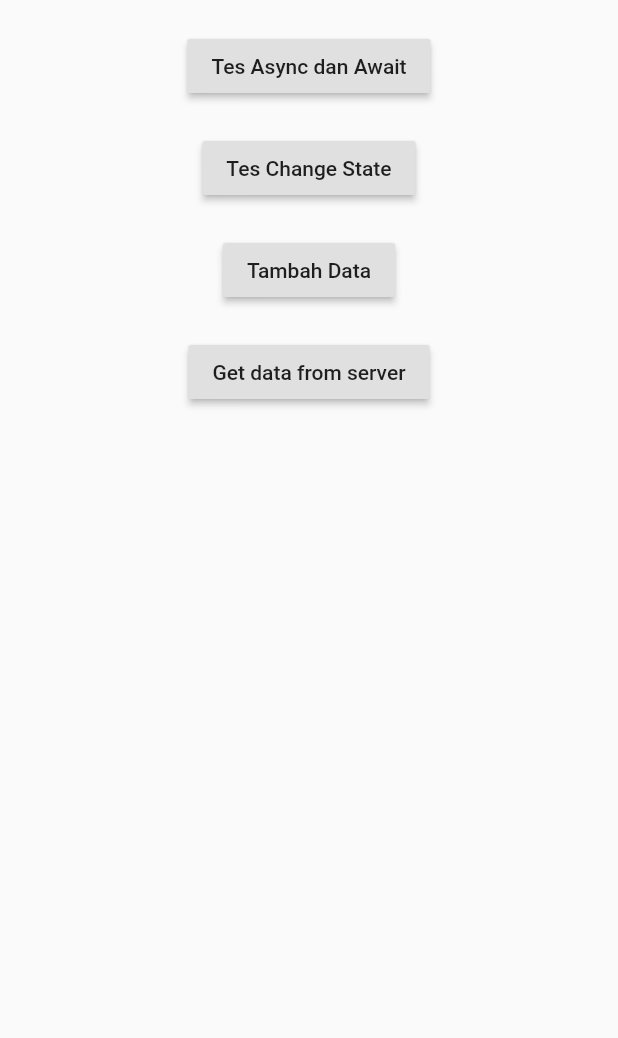
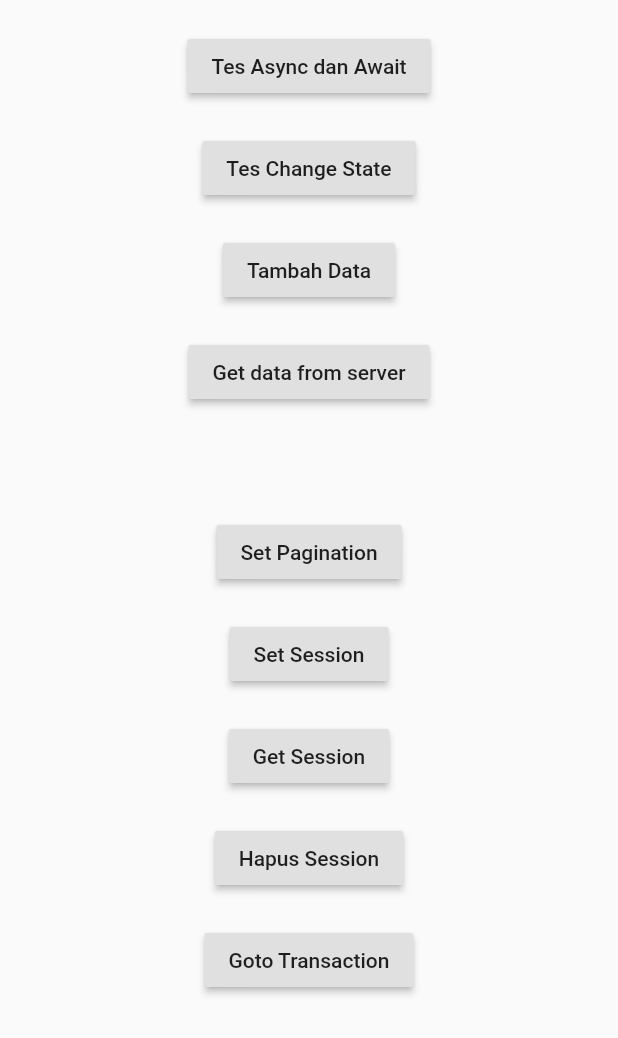
Before and after one commit to dodik474762/design_pattern_flutter, a Flutter app: the screen it shows after launch, on a phone screen of 412 x 824 dp, the part 198-1236 px from its top. Run offline on Flutter 3.47's test engine with Material 2 defaults, Android fonts, the phone set to English and light mode, and no system bars; our stand-ins replace shared_preferences.

Commit message:
new_update

```diff
--- a/template/lib/config/url.dart
+++ b/template/lib/config/url.dart
@@ -1,3 +1,5 @@
+//untuk setting url api
+
 class Url{
-  static String apps_url = "http://192.168.1.11/eclever";
+  static String appsurl = "http://192.168.1.11/eclever";
 }
--- /dev/null
+++ b/template/lib/helpers/pagination.dart
@@ -0,0 +1,10 @@
+class Pagination{
+  int limit = 5;
+  int total = 100;
+
+  Pagination({this.limit, this.total});
+
+  Future<List<Object>> create(List<Object> data) async{
+//    print(data);
+  }
+}
--- /dev/null
+++ b/template/lib/helpers/session.dart
@@ -0,0 +1,26 @@
+
+//untuk setting session [sharedpreference] shared_preferences: ^0.5.7+3
+import 'package:shared_preferences/shared_preferences.dart';
+
+class Session{
+  //set params all session
+  static String counter = 'counter';
+  static String operate = 'operate';
+  static Future<SharedPreferences> sharepref = SharedPreferences.getInstance();
+
+  //set params all session
+  static Function push = (String param, String value) async{
+    SharedPreferences _prefs =  await sharepref;
+    _prefs.setString(param, value);
+  };
+
+  static Future<String> pull (String param)async{
+    SharedPreferences _pref = await sharepref;
+    return _pref.getString(param);
+  }
+
+  static Function remove = (String param) async{
+    SharedPreferences _prefs =  await sharepref;
+    _prefs.remove(param);
+  };
+}
--- a/template/lib/main.dart
+++ b/template/lib/main.dart
@@ -1,5 +1,6 @@
 import 'package:flutter/material.dart';
 import 'package:template/modules/dashboard/views/dashboard.views.dart';
+import 'package:template/modules/transactions/views/trasactions.view.dart';
 
 void main() => runApp(MyApp());
 
--- a/template/lib/modules/dashboard/controllers/dashboard.controller.dart
+++ b/template/lib/modules/dashboard/controllers/dashboard.controller.dart
@@ -1,4 +1,3 @@
-import 'package:flutter/material.dart';
 import 'package:http/http.dart' as http;
 import 'package:template/modules/dashboard/models/dashboard.models.dart';
 import 'package:template/routes/api.dart';
--- a/template/lib/modules/dashboard/models/dashboard.models.dart
+++ b/template/lib/modules/dashboard/models/dashboard.models.dart
@@ -4,8 +4,8 @@ class DashboardModels{
   static String modules = "dashboard";
   static String content = "Odimo.id";
   static String jumlah = "";
-  static List<String> more_list = [
+  static List<String> morelist = [
     'Pilihan','Keluar', 'Refresh'
   ];
-  static List<User> data_user = [];
+  static List<User> datauser = [];
 }
--- a/template/lib/modules/dashboard/views/dashboard.views.dart
+++ b/template/lib/modules/dashboard/views/dashboard.views.dart
@@ -1,4 +1,7 @@
 import 'package:flutter/material.dart';
+import 'package:shared_preferences/shared_preferences.dart';
+import 'package:template/helpers/pagination.dart';
+import 'package:template/helpers/session.dart';
 import 'package:template/modules/dashboard/controllers/dashboard.controller.dart';
 import 'package:template/modules/dashboard/models/dashboard.models.dart';
 import 'package:template/routes/navigator.dart';
@@ -23,12 +26,12 @@ class _DashboardState extends State<Dashboard> {
             onSelected: (choice){
               if(choice == "Refresh"){
                 setState(() {
-                  DashboardModels.data_user = [];
+                  DashboardModels.datauser = [];
                 });
               }
             },
              itemBuilder: (BuildContext context){
-               return DashboardModels.more_list.map((String choice){
+               return DashboardModels.morelist.map((String choice){
                  return PopupMenuItem(
                    value: choice,
                    child: Text(choice));
@@ -37,7 +40,8 @@ class _DashboardState extends State<Dashboard> {
           )
         ],
       ),
-      body: Container(
+      body: SingleChildScrollView(
+        child: Container(
           child: Center(
             child: Column(
               children: <Widget>[
@@ -83,7 +87,7 @@ class _DashboardState extends State<Dashboard> {
                       var data = await DashboardController().getData();
                       if(data.length > 0){
                         setState(() {
-                    DashboardModels.data_user = data;
+                          DashboardModels.datauser = data;
                         });
                       }
                     }),
@@ -94,12 +98,60 @@ class _DashboardState extends State<Dashboard> {
                   padding: EdgeInsets.all(16),
                   child: ListView.builder(
                       shrinkWrap: true,
-                  itemCount: DashboardModels.data_user.length,
+                      itemCount: DashboardModels.datauser.length,
                       itemBuilder: (BuildContext context, index){
-                    return Text(DashboardModels.data_user[index].username);
+                        return Text(DashboardModels.datauser[index].username);
                       }),
-              )
+                ),
+                SizedBox(
+                  height: 20,
+                ),
+                RaisedButton(
+                    child: Text("Set Pagination"),
+                    onPressed: ()async {
+                      List<String> data = ['dodik', 'rismawan', 'affrudin'];
+                      Pagination(limit: 1, total: data.length).create(data);
+                    }),
+                SizedBox(
+                  height: 20,
+                ),
+                RaisedButton(
+                    child: Text("Set Session"),
+                    onPressed: ()async {
+                      await Session.push("counter", "1999");
+                      await Session.push("operate", "plus");
+                    }),
+                SizedBox(
+                  height: 20,
+                ),
+                RaisedButton(
+                    child: Text("Get Session"),
+                    onPressed: ()async {
+                      String counter = await Session.pull(Session.counter);
+                      if(counter != null){
+                        print("counter sekarang $counter");
+                      }else{
+                        print("counter sekarang kosong ndan");
+                      }
+                    }),
+                SizedBox(
+                  height: 20,
+                ),
+                RaisedButton(
+                    child: Text("Hapus Session"),
+                    onPressed: ()async {
+                      await Session.remove(Session.counter);
+                    }),
+                SizedBox(
+                  height: 20,
+                ),
+                RaisedButton(
+                    child: Text("Goto Transaction"),
+                    onPressed: () {
+                        Navigate.route[modules]['transactions'](context);
+                    }),
               ],
+            ),
           ),
         ),
       ),
--- /dev/null
+++ b/template/lib/modules/transactions/models/transactions.models.dart
@@ -0,0 +1,6 @@
+
+class TransactionsModel {
+  static String modules = "transactions";
+  static List<String> items = ['item 1', 'item 2'];
+  static bool isLoading = false;
+}
--- a/template/lib/routes/api.dart
+++ b/template/lib/routes/api.dart
@@ -1,11 +1,12 @@
 import 'package:template/config/url.dart';
 import 'package:template/modules/dashboard/models/dashboard.models.dart';
 
+//untuk route url api per modules
 class Api{
 
   static Map route = {
     DashboardModels.modules:{
-      'getData': Url.apps_url+"/login/getData"
+      'getData': Url.appsurl+"/login/getData"
     }
   };
 }
--- a/template/lib/routes/navigator.dart
+++ b/template/lib/routes/navigator.dart
@@ -2,13 +2,18 @@ import 'package:flutter/cupertino.dart';
 import 'package:flutter/material.dart';
 import 'package:template/modules/dashboard/models/dashboard.models.dart';
 import 'package:template/modules/dashboard/views/add.views.dart';
+import 'package:template/modules/transactions/views/trasactions.view.dart';
 
+//Untuk Routing Navigation per Modules
 class Navigate{
   static Map route = {
     DashboardModels.modules:{
       'main': '',
       'add': (BuildContext context){
         Navigator.push(context, MaterialPageRoute(builder: (context)=> Add()));
+      },
+      'transactions': (BuildContext context){
+        Navigator.push(context, MaterialPageRoute(builder: (context)=> Transactions()));
       }
     }
   };
--- a/template/pubspec.yaml
+++ b/template/pubspec.yaml
@@ -24,6 +24,7 @@ dependencies:
   # Use with the CupertinoIcons class for iOS style icons.
   cupertino_icons: ^0.1.2
   http: ^0.12.0+2
+  shared_preferences: ^0.5.7+3
 
 dev_dependencies:
   flutter_test:
```
Also changed, not shown: template/lib/config/database.dart (added, +8 -0 lines), template/lib/modules/transactions/controllers/transactions.controller.dart (added, +16 -0 lines), template/lib/modules/transactions/views/trasactions.view.dart (added, +61 -0 lines), template/pubspec.lock. Lines whose indentation alone changed are shown as unchanged.
